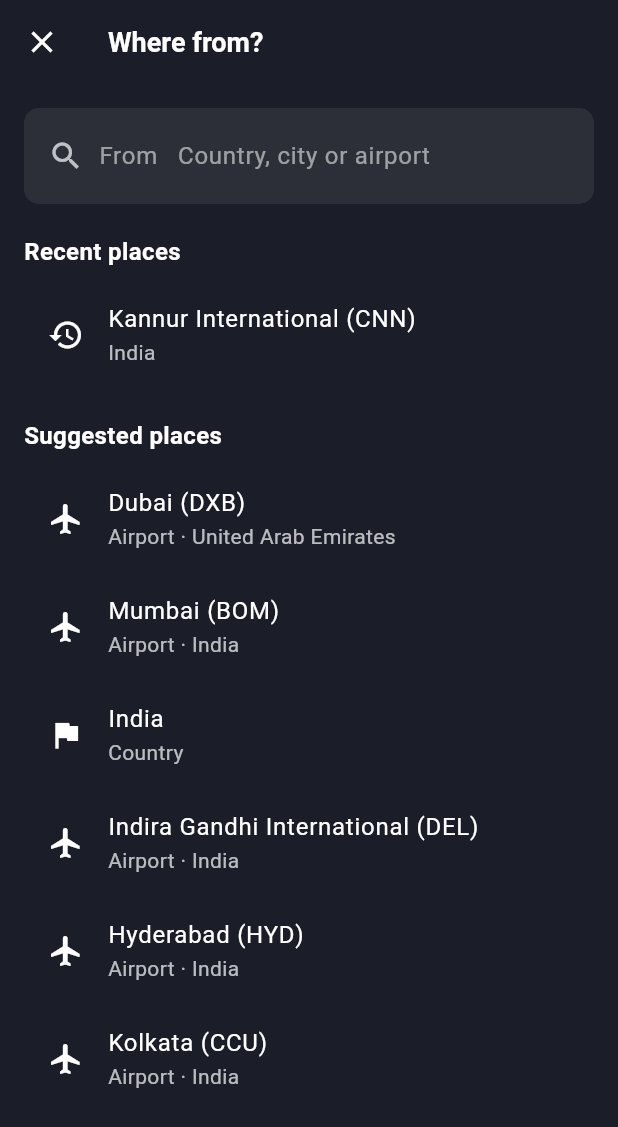
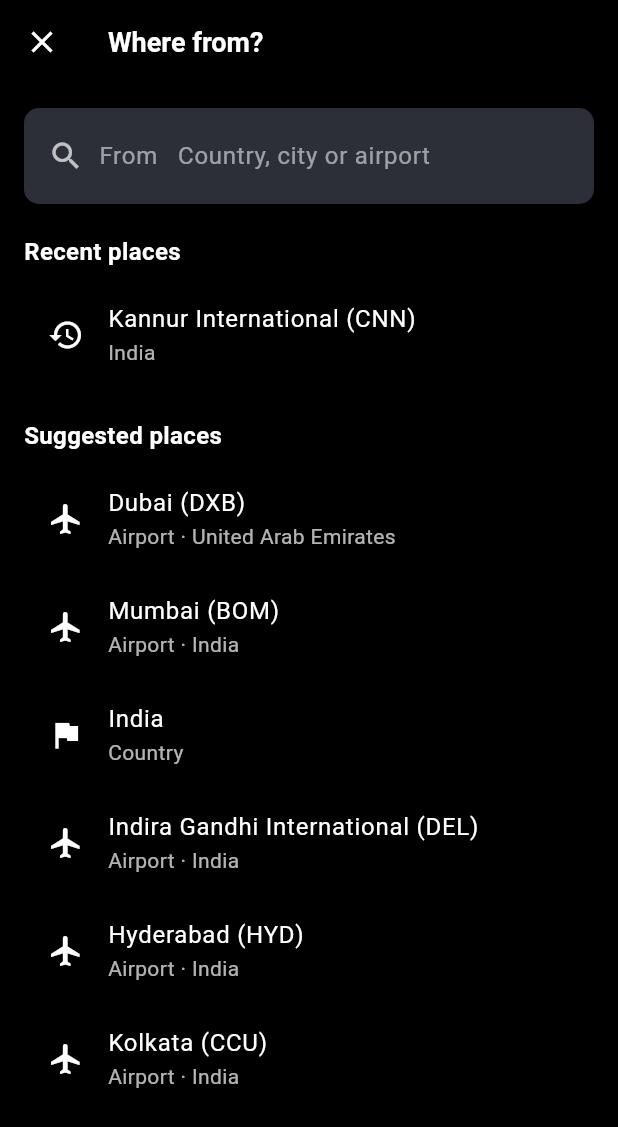
Before and after one commit to sanjaii1/fairyaatra, a Flutter app: the Flightsearchwidget screen opened directly, after a tap on "FROM", on a phone screen of 412 x 824 dp. Shown: the top 1127 px of the screen. Run offline on Flutter 3.47's test engine with Material 3 defaults, Android fonts, the phone set to English and light mode, and no system bars.

Commit message:
updated search place

```diff
--- a/lib/src/feature/home/widget/flightSearchWidget.dart
+++ b/lib/src/feature/home/widget/flightSearchWidget.dart
@@ -80,10 +80,20 @@
                           ),
                         ),
                         const Icon(Icons.swap_horiz, color: Colors.red),
-                        const LocationWidget(
-                          label: "TO",
-                          code: "BLR",
-                          city: "Bengaluru",
+                        GestureDetector(
+                          onTap: () {
+                            Navigator.push(
+                              context,
+                              MaterialPageRoute(
+                                  builder: (context) =>
+                                      const WhereFromPage()), // Replace with your logic
+                            );
+                          },
+                          child: const LocationWidget(
+                            label: "TO",
+                            code: "BLR",
+                            city: "Bengaluru",
+                          ),
                         ),
                       ],
                     ),
--- a/lib/src/feature/home/widget/searchPlaceWidget.dart
+++ b/lib/src/feature/home/widget/searchPlaceWidget.dart
@@ -6,10 +6,10 @@
   @override
   Widget build(BuildContext context) {
     return Scaffold(
-      backgroundColor: const Color(0xFF1B1D28), // Dark background color
+      backgroundColor: Colors.black, // Dark background color
       resizeToAvoidBottomInset: true,
       appBar: AppBar(
-        backgroundColor: const Color(0xFF1B1D28),
+        backgroundColor: Colors.black,
         elevation: 0,
         leading: IconButton(
           icon: const Icon(Icons.close, color: Colors.white),
```
